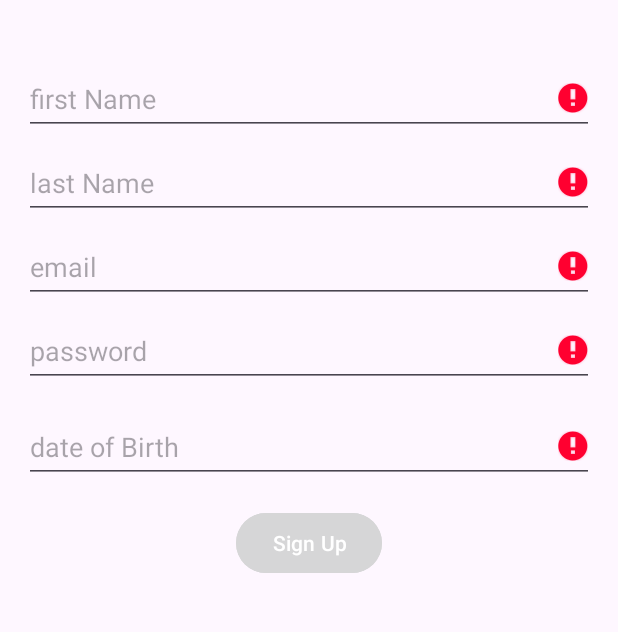
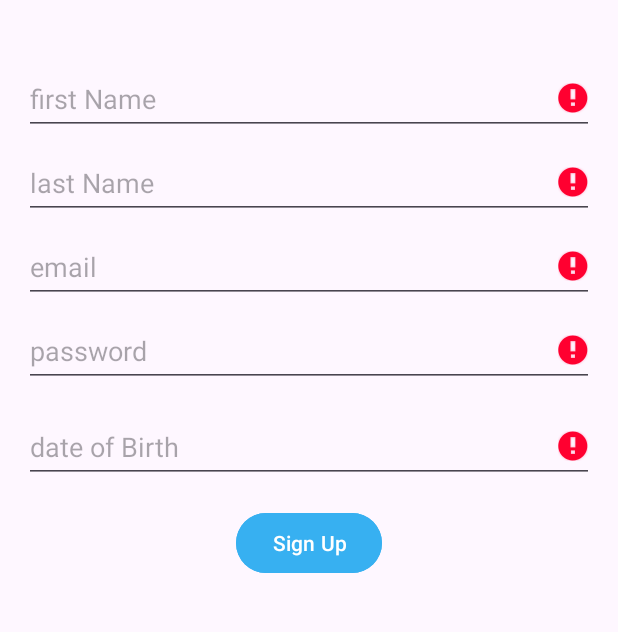
Before and after one commit to amirsamer581/Movie, an Android app: the SignUpFragment screen opened through its navigation route, after a tap on "Sign Up", on a phone screen of 412 x 824 dp, the part 74-706 px from its top. Run offline under Robolectric (Android 15) with nearby library versions, the phone set to English and light mode, and no system bars; our stand-ins replace Dagger/Hilt's generated code, Room's generated code, navigation-ui; network calls fail.

Commit message:
add sealed class name ResultState
add MovieRepository.kt interface and UserRepository.kt interface and modify the name for the MovieRepositoryImpl.kt and UserRepositoryImpl.kt

```diff
--- a/app/build.gradle.kts
+++ b/app/build.gradle.kts
@@ -29,6 +29,7 @@ android {
             )
         }
     }
+
     buildFeatures {
         viewBinding = true
     }
@@ -96,7 +97,4 @@ dependencies {
     implementation ("androidx.datastore:datastore-preferences-core:1.0.0")
     implementation ("androidx.datastore:datastore-core:1.0.0")
 
-
-
-
 }
--- a/app/src/main/java/com/example/signin/core/di/RetrofitModule.kt
+++ b/app/src/main/java/com/example/signin/core/di/RetrofitModule.kt
@@ -16,8 +16,6 @@ import javax.inject.Singleton
 // the SingletonComponent lives as the application live and the ActivityComponent will live as long the activity screen live
 object RetrofitModule {  //RetrofitModule
 
-    //private const val BASE_URL = "https://dummyapi.online/api/"
-
      private val movieApiService: MovieApiService by lazy { //lazy will not be intilaized by the way it will be intilaized when we access the api
         Retrofit.Builder()
             .baseUrl(BASE_URL)
@@ -27,7 +25,7 @@ object RetrofitModule {  //RetrofitModule
     }
 
 
-    @Provides
+    @Provides // @Provides annotation means to till the dagger hilt this function provide dependency injection
     @Singleton //@Singleton means that if have tow repository it will create one instance of provideMovieApiService
     fun provideMovieApiService() : MovieApiService {
         return movieApiService
--- a/app/src/main/java/com/example/signin/ui/home/domain/usecase/GetMoviesUseCase.kt
+++ b/app/src/main/java/com/example/signin/ui/home/domain/usecase/GetMoviesUseCase.kt
@@ -1,10 +1,10 @@
 package com.example.signin.ui.home.domain.usecase
 
-import com.example.signin.ui.home.data.repository.MovieRepository
+import com.example.signin.ui.home.data.repository.MovieRepositoryImpl
 import com.example.signin.ui.home.domain.model.Movie
 import kotlinx.coroutines.flow.Flow
 import javax.inject.Inject
 
-class GetMoviesUseCase @Inject constructor(private val movieRepository: MovieRepository) {
-    suspend operator fun invoke(): Flow<List<Movie>> = movieRepository.getMovies()
+class GetMoviesUseCase @Inject constructor(private val movieRepositoryImpl: MovieRepositoryImpl) {
+    suspend operator fun invoke(): Flow<List<Movie>> = movieRepositoryImpl.getMovies()
 }
--- a/app/src/main/java/com/example/signin/ui/home/ui/adapter/MoviesAdapter.kt
+++ b/app/src/main/java/com/example/signin/ui/home/ui/adapter/MoviesAdapter.kt
@@ -29,7 +29,7 @@ class MoviesAdapter(private var movies: List<Movie>) :
     inner class MovieViewHolder(private val binding: ItemMovieBinding) : RecyclerView.ViewHolder(binding.root) {
 
         fun bind(movie: Movie) {
-            binding.apply {
+            binding.apply {//apply it super helpful to modify objects to use without creating variable
                 when (movie.id) {
                   in  1..10 -> {
                       val imageUrl = getMovieImageUrl(movie.id!!)
--- a/app/src/main/java/com/example/signin/ui/login/domain/usecase/LogInUseCase.kt
+++ b/app/src/main/java/com/example/signin/ui/login/domain/usecase/LogInUseCase.kt
@@ -1,13 +1,13 @@
 package com.example.signin.ui.login.domain.usecase
 
-import com.example.signin.data.repository.UserRepository
+import com.example.signin.data.repository.UserRepositoryImpl
 import com.example.signin.domain.model.UserEntity
 import kotlinx.coroutines.flow.Flow
 import javax.inject.Inject
 
-class LogInUseCase @Inject constructor(private val userRepository: UserRepository) {
+class LogInUseCase @Inject constructor(private val userRepositoryImpl: UserRepositoryImpl) {
 
     fun execute(email: String, password: String): Flow<UserEntity?> {
-        return userRepository.getUserByEmailAndPassword(email, password)
+        return userRepositoryImpl.getUserByEmailAndPassword(email, password)
     }
 }
--- a/app/src/main/java/com/example/signin/ui/login/ui/commonfeatures/LogInSnackBar.kt
+++ b/app/src/main/java/com/example/signin/ui/login/ui/commonfeatures/LogInSnackBar.kt
@@ -6,6 +6,7 @@ import androidx.core.content.ContextCompat
 import com.example.signin.R
 import com.example.signin.ui.commonfeatures.SignInSnackBar
 import com.google.android.material.snackbar.Snackbar
+
 
 class LogInSnackBar : SignInSnackBar {
 
--- a/app/src/main/java/com/example/signin/ui/signup/domain/usecase/SignUpUseCase.kt
+++ b/app/src/main/java/com/example/signin/ui/signup/domain/usecase/SignUpUseCase.kt
@@ -1,12 +1,12 @@
 package com.example.signin.ui.signup.domain.usecase
 
-import com.example.signin.data.repository.UserRepository
+import com.example.signin.data.repository.UserRepositoryImpl
 import com.example.signin.domain.model.UserEntity
 import javax.inject.Inject
 
-class SignUpUseCase @Inject constructor(private val userRepository: UserRepository) {
+class SignUpUseCase @Inject constructor(private val userRepositoryImpl: UserRepositoryImpl) {
 
     suspend fun execute(user: UserEntity) {
-        userRepository.insertUser(user)
+        userRepositoryImpl.insertUser(user)
     }
 }
--- a/app/src/main/java/com/example/signin/ui/signup/ui/SignUpFragment.kt
+++ b/app/src/main/java/com/example/signin/ui/signup/ui/SignUpFragment.kt
@@ -8,6 +8,12 @@ import androidx.fragment.app.Fragment
 import androidx.fragment.app.viewModels
 import androidx.navigation.fragment.findNavController
 import com.example.signin.R
+import com.example.signin.constants.SignInConstant.DATE_OF_BIRTH
+import com.example.signin.constants.SignInConstant.ENTER_EMAIL
+import com.example.signin.constants.SignInConstant.ENTER_PASSWORD
+import com.example.signin.constants.SignInConstant.FIRST_NAME
+import com.example.signin.constants.SignInConstant.LAST_NAME
+import com.example.signin.constants.SignInConstant.SIGN_UP_SUCCESSFUL
 import com.example.signin.databinding.FragmentSignUpBinding
 import com.example.signin.domain.model.UserEntity
 import com.example.signin.ui.signup.ui.commonfeatures.SignUpSnackBar
@@ -38,7 +44,7 @@ class SignUpFragment : Fragment() {
             if (isUserInputValid(user) ) {
                 viewModel.registerUser(user)
                 findNavController().navigate(R.id.action_signUpFragment_to_homeFragment)
-                snackBar.showSuccess(requireView(),"Sign up successful")
+                snackBar.showSuccess(requireView(),SIGN_UP_SUCCESSFUL)
             }else {
                 showInputErrors(user)
             }
@@ -62,19 +68,19 @@ class SignUpFragment : Fragment() {
 
     private fun showInputErrors(user: UserEntity) {
         if (user.firstName.isEmpty()) {
-            binding.firstNameEditText.error = "Please enter your first name"
+            binding.firstNameEditText.error = FIRST_NAME
         }
         if (user.lastName.isEmpty()) {
-            binding.lastNameEditText.error = "Please enter your last name"
+            binding.lastNameEditText.error = LAST_NAME
         }
         if (user.email.isEmpty()) {
-            binding.emailEditTextSignUp.error = "Please enter your email"
+            binding.emailEditTextSignUp.error = ENTER_EMAIL
         }
         if (user.password.isEmpty()) {
-            binding.passwordEditTextSignUp.error = "Please enter your password"
+            binding.passwordEditTextSignUp.error = ENTER_PASSWORD
         }
         if (user.dateOfBirth.isEmpty()) {
-            binding.dateOfBirthEditText.error = "Please enter your date of birth"
+            binding.dateOfBirthEditText.error = DATE_OF_BIRTH
         }
     }
 }
--- a/app/src/main/res/navigation/nav_graph.xml
+++ b/app/src/main/res/navigation/nav_graph.xml
@@ -39,20 +39,20 @@
         <action
             android:id="@+id/action_homeFragment_to_loginFragment"
             app:destination="@id/loginFragment"
-            app:popUpTo="@+id/loginFragment" />
+            app:popUpTo="@id/loginFragment"/>
+        <action
+            android:id="@+id/action_homeFragment_to_loginFragment2"
+            app:destination="@id/loginFragment"/>
         <action
             android:id="@+id/action_homeFragment_to_movieDetailFragment"
             app:destination="@id/movieDetailFragment" />
-        <action
-            android:id="@+id/action_homeFragment_to_loginFragment2"
-            app:destination="@id/loginFragment" />
     </fragment>
 
     <fragment
         android:id="@+id/actionFragment"
         android:name="com.example.signin.ui.home.ui.ActionFragment"
         android:label="fragment_action"
-        tools:layout="@layout/fragment_action" >
+        tools:layout="@layout/fragment_action">
     </fragment>
 
     <fragment
--- a/app/src/main/res/values/colors.xml
+++ b/app/src/main/res/values/colors.xml
@@ -5,4 +5,6 @@
     <color name="red">#EF0707</color>
     <color name="green">#0FE80F</color>
     <color name="blue">#2A41D0</color>
+    <color name="light_blue">#37B0F1</color>
+    <color name="invisible">#0037B0F1</color>
 </resources>
```
Also changed, not shown: app/src/main/java/com/example/signin/constants/SignInConstant.kt (+12 -0 lines), app/src/main/java/com/example/signin/data/repository/UserRepository.kt (deleted, +0 -17 lines), app/src/main/java/com/example/signin/data/repository/UserRepositoryImpl.kt (added, +18 -0 lines), app/src/main/java/com/example/signin/domain/model/ResultState.kt (added, +9 -0 lines), app/src/main/java/com/example/signin/domain/repository/UserRepository.kt (added, +11 -0 lines), app/src/main/java/com/example/signin/ui/home/data/repository/MovieRepositoryImpl.kt (renamed from app/src/main/java/com/example/signin/ui/home/data/repository/MovieRepository.kt, +4 -3 lines), app/src/main/java/com/example/signin/ui/home/domain/repository/MovieRepository.kt (added, +8 -0 lines), app/src/main/java/com/example/signin/ui/home/ui/HomeFragment.kt (+8 -7 lines), app/src/main/java/com/example/signin/ui/login/ui/LoginFragment.kt (+10 -7 lines).
